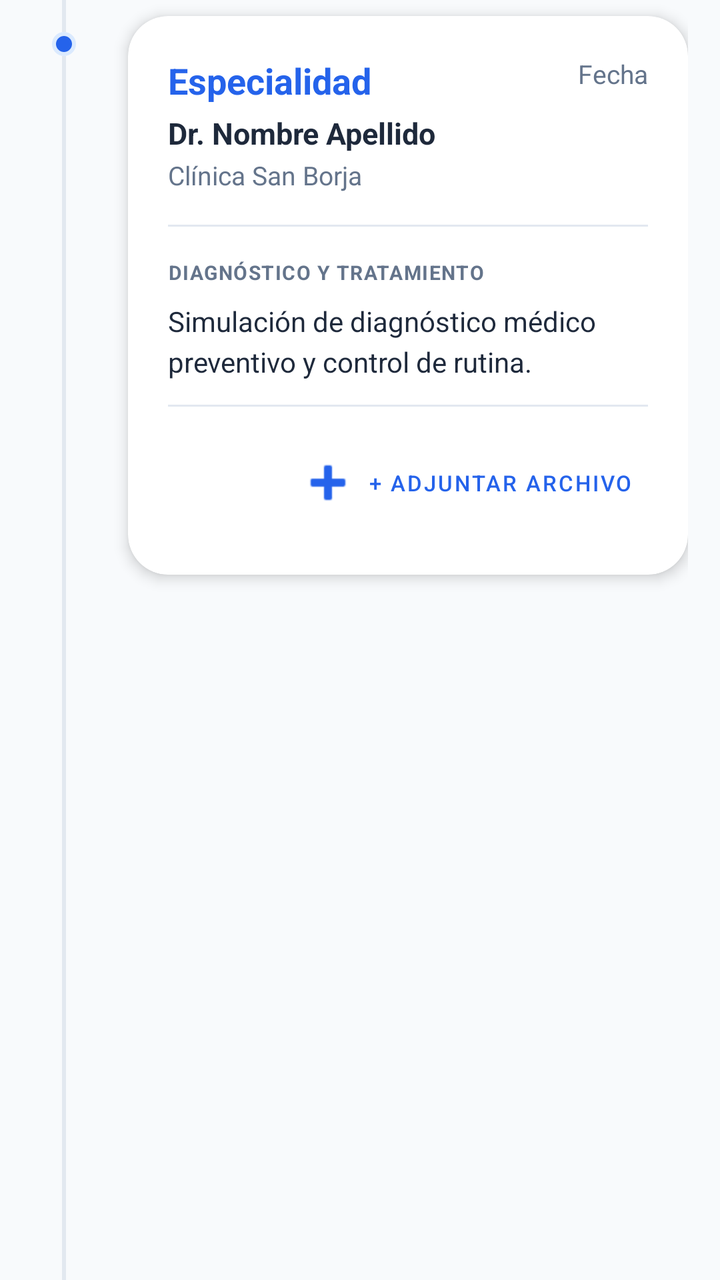
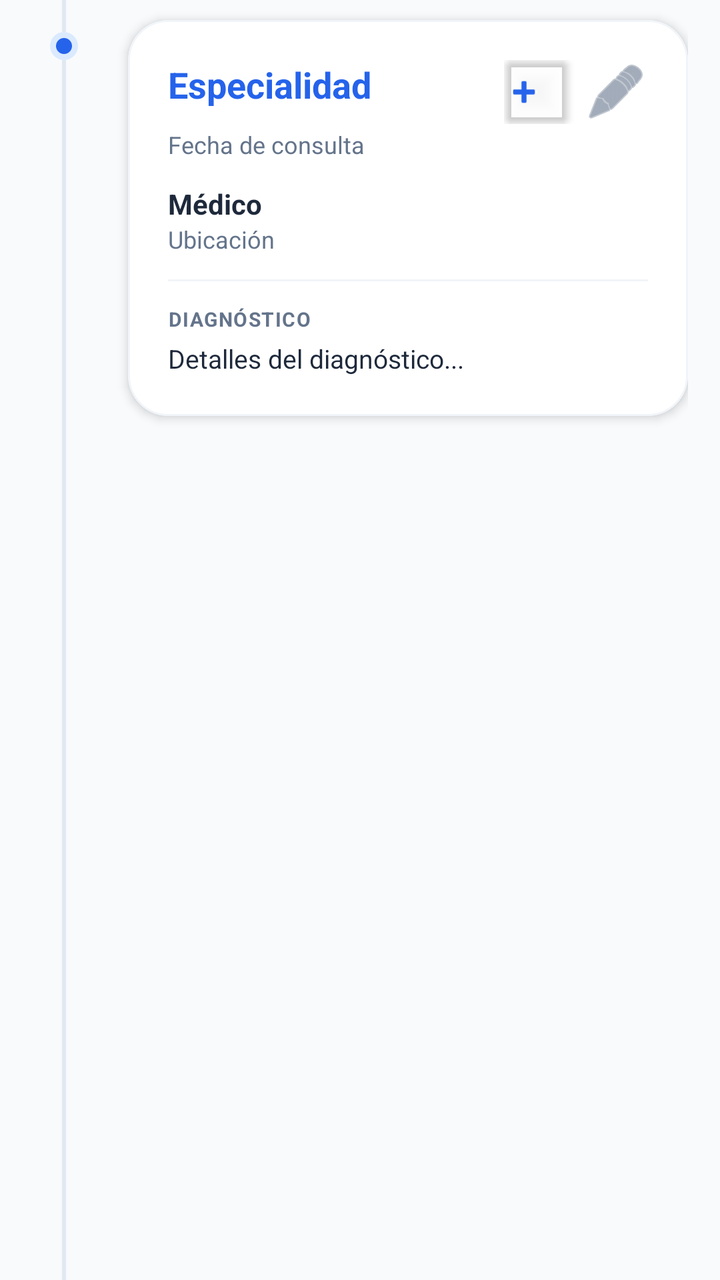

Two renders of the same Android screen: before a commit and after it. Below are the layout's source before the change and the commit's diff.
<!-- AndroidManifest.xml: application theme AppTheme -->
<!-- res/layout/item_historial.xml -->
<?xml version="1.0" encoding="utf-8"?>
<LinearLayout xmlns:android="http://schemas.android.com/apk/res/android"
    xmlns:app="http://schemas.android.com/apk/res-auto"
    android:layout_width="match_parent"
    android:layout_height="wrap_content"
    android:orientation="horizontal"
    android:paddingStart="16dp"
    android:paddingEnd="16dp">

    
    <LinearLayout
        android:layout_width="32dp"
        android:layout_height="match_parent"
        android:gravity="center_horizontal"
        android:orientation="vertical">

        <View
            android:id="@+id/timeline_top"
            android:layout_width="2dp"
            android:layout_height="16dp"
            android:background="@color/divider" />

        <View
            android:layout_width="12dp"
            android:layout_height="12dp"
            android:background="@drawable/timeline_dot" />

        <View
            android:id="@+id/timeline_bottom"
            android:layout_width="2dp"
            android:layout_height="match_parent"
            android:background="@color/divider" />
    </LinearLayout>

    
    <com.google.android.material.card.MaterialCardView
        style="@style/PremiumCard"
        android:layout_width="0dp"
        android:layout_height="wrap_content"
        android:layout_weight="1"
        android:layout_marginStart="16dp"
        android:layout_marginTop="8dp"
        android:layout_marginBottom="24dp"
        app:cardElevation="4dp">

        <LinearLayout
            android:layout_width="match_parent"
            android:layout_height="wrap_content"
            android:orientation="vertical"
            android:padding="20dp">

            
            <RelativeLayout
                android:layout_width="match_parent"
                android:layout_height="wrap_content">

                <TextView
                    android:id="@+id/tvHistSpecialty"
                    android:layout_width="wrap_content"
                    android:layout_height="wrap_content"
                    android:text="Especialidad"
                    android:textColor="@color/primary"
                    android:textSize="18sp"
                    android:textStyle="bold" />

                <TextView
                    android:id="@+id/tvHistDateTime"
                    android:layout_width="wrap_content"
                    android:layout_height="wrap_content"
                    android:layout_alignParentEnd="true"
                    android:text="Fecha"
                    android:textColor="@color/text_secondary"
                    android:textSize="13sp" />
            </RelativeLayout>

            <TextView
                android:id="@+id/tvHistDoctor"
                android:layout_width="wrap_content"
                android:layout_height="wrap_content"
                android:layout_marginTop="4dp"
                android:text="Dr. Nombre Apellido"
                android:textColor="@color/text_primary"
                android:textStyle="bold"
                android:textSize="15sp" />

            <TextView
                android:id="@+id/tvHistLocation"
                android:layout_width="wrap_content"
                android:layout_height="wrap_content"
                android:layout_marginTop="2dp"
                android:text="Clínica San Borja"
                android:textColor="@color/text_secondary"
                android:textSize="13sp" />

            
            <View
                android:layout_width="match_parent"
                android:layout_height="1dp"
                android:background="@color/divider"
                android:layout_marginVertical="16dp" />

            <TextView
                android:layout_width="wrap_content"
                android:layout_height="wrap_content"
                android:text="DIAGNÓSTICO Y TRATAMIENTO"
                android:textColor="@color/text_secondary"
                android:textSize="10sp"
                android:textStyle="bold"
                android:letterSpacing="0.05"
                android:layout_marginBottom="8dp"/>

            <TextView
                android:id="@+id/tvHistDiagnosis"
                android:layout_width="match_parent"
                android:layout_height="wrap_content"
                android:text="Simulación de diagnóstico médico preventivo y control de rutina."
                android:textColor="@color/text_primary"
                android:textSize="14sp"
                android:lineSpacingExtra="4dp" />

            
            <LinearLayout
                android:id="@+id/layoutDocHeader"
                android:layout_width="match_parent"
                android:layout_height="wrap_content"
                android:orientation="vertical"
                android:visibility="gone">

                <View
                    android:layout_width="match_parent"
                    android:layout_height="1dp"
                    android:background="@color/divider"
                    android:layout_marginVertical="16dp" />

                <TextView
                    android:id="@+id/tvDocTitle"
                    android:layout_width="wrap_content"
                    android:layout_height="wrap_content"
                    android:text="DOCUMENTOS ADJUNTOS"
                    android:textColor="@color/primary"
                    android:textSize="10sp"
                    android:textStyle="bold"
                    android:layout_marginBottom="12dp" />

                <LinearLayout
                    android:id="@+id/layoutRelatedDocs"
                    android:layout_width="match_parent"
                    android:layout_height="wrap_content"
                    android:orientation="vertical" />
            </LinearLayout>

            <View
                android:layout_width="match_parent"
                android:layout_height="1dp"
                android:background="@color/divider"
                android:layout_marginVertical="12dp" />

            <com.google.android.material.button.MaterialButton
                android:id="@+id/btnAttachDoc"
                style="@style/Widget.MaterialComponents.Button.TextButton"
                android:layout_width="wrap_content"
                android:layout_height="wrap_content"
                android:layout_gravity="end"
                android:text="+ ADJUNTAR ARCHIVO"
                android:textColor="@color/primary"
                android:textSize="11sp"
                app:icon="@android:drawable/ic_input_add" />

        </LinearLayout>
    </com.google.android.material.card.MaterialCardView>

</LinearLayout>
<!-- resources referenced by this layout -->
<resources>
  <color name="divider">#E2E8F0</color>
  <color name="primary">#2563EB</color>
  <color name="text_primary">#1E293B</color>
  <color name="text_secondary">#64748B</color>
  <!-- drawable timeline_dot (drawable) -->
  <?xml version="1.0" encoding="utf-8"?>
  <shape xmlns:android="http://schemas.android.com/apk/res/android"
      android:shape="oval">
      <solid android:color="@color/primary" />
      <stroke android:width="2dp" android:color="@color/primary_light" />
      <size android:width="12dp" android:height="12dp" />
  </shape>
  <style name="PremiumCard" parent="Widget.MaterialComponents.CardView">
          <item name="cardCornerRadius">20dp</item>
          <item name="cardElevation">4dp</item>
          <item name="android:layout_marginBottom">16dp</item>
          <item name="cardBackgroundColor">@color/card_background</item>
      </style>
  <style name="AppTheme" parent="Theme.MaterialComponents.Light.NoActionBar">
          <item name="colorPrimary">@color/primary</item>
          <item name="colorPrimaryDark">@color/primary_dark</item>
          <item name="colorAccent">@color/accent</item>
          <item name="android:windowBackground">@color/background</item>
          <item name="bottomNavigationStyle">@style/CustomBottomNavigation</item>
      </style>
  <color name="primary_light">#DBEAFE</color>
  <color name="card_background">#FFFFFF</color>
  <color name="primary_dark">#1E40AF</color>
  <color name="accent">#10B981</color>
  <color name="background">#F8FAFC</color>
  <style name="CustomBottomNavigation" parent="Widget.MaterialComponents.BottomNavigationView">
          <item name="labelVisibilityMode">labeled</item>
          <item name="itemIconSize">22dp</item>
          <item name="itemRippleColor">@color/primary_light</item>
          <item name="backgroundTint">@color/white</item>
          <item name="itemIconTint">@color/selector_nav_color</item>
          <item name="itemTextColor">@color/selector_nav_color</item>
          <item name="android:paddingTop">0dp</item>
          <item name="android:paddingBottom">0dp</item>
      </style>
  <color name="white">#FFFFFF</color>
</resources>

<!-- the commit's change to res/layout/item_historial.xml (unified diff, before → after) -->
@@ -13,18 +13,15 @@
         android:layout_height="match_parent"
         android:gravity="center_horizontal"
         android:orientation="vertical">
-
         <View
             android:id="@+id/timeline_top"
             android:layout_width="2dp"
             android:layout_height="16dp"
             android:background="@color/divider" />
-
         <View
-            android:layout_width="12dp"
-            android:layout_height="12dp"
+            android:layout_width="14dp"
+            android:layout_height="14dp"
             android:background="@drawable/timeline_dot" />
-
         <View
             android:id="@+id/timeline_bottom"
             android:layout_width="2dp"
@@ -34,14 +31,17 @@
 
     
     <com.google.android.material.card.MaterialCardView
-        style="@style/PremiumCard"
         android:layout_width="0dp"
         android:layout_height="wrap_content"
         android:layout_weight="1"
         android:layout_marginStart="16dp"
-        android:layout_marginTop="8dp"
-        android:layout_marginBottom="24dp"
-        app:cardElevation="4dp">
+        android:layout_marginTop="10dp"
+        android:layout_marginBottom="26dp"
+        app:cardCornerRadius="20dp"
+        app:cardElevation="3dp"
+        app:cardBackgroundColor="@color/white"
+        app:strokeColor="#F1F5F9"
+        app:strokeWidth="1dp">
 
         <LinearLayout
             android:layout_width="match_parent"
@@ -52,7 +52,8 @@
             
             <RelativeLayout
                 android:layout_width="match_parent"
-                android:layout_height="wrap_content">
+                android:layout_height="wrap_content"
+                android:gravity="center_vertical">
 
                 <TextView
                     android:id="@+id/tvHistSpecialty"
@@ -61,62 +62,106 @@
                     android:text="Especialidad"
                     android:textColor="@color/primary"
                     android:textSize="18sp"
-                    android:textStyle="bold" />
+                    android:textStyle="bold"
+                    android:layout_alignParentStart="true"
+                    android:layout_toStartOf="@id/layoutActions" />
 
-                <TextView
-                    android:id="@+id/tvHistDateTime"
+                <LinearLayout
+                    android:id="@+id/layoutActions"
                     android:layout_width="wrap_content"
                     android:layout_height="wrap_content"
                     android:layout_alignParentEnd="true"
-                    android:text="Fecha"
-                    android:textColor="@color/text_secondary"
-                    android:textSize="13sp" />
+                    android:gravity="center_vertical"
+                    android:orientation="horizontal">
+
+                    <com.google.android.material.button.MaterialButton
+                        android:id="@+id/btnAttachDoc"
+                        style="@style/Widget.MaterialComponents.Button.Icon"
+                        android:layout_width="32dp"
+                        android:layout_height="32dp"
+                        android:layout_marginEnd="8dp"
+                        android:padding="0dp"
+                        android:insetLeft="0dp"
+                        android:insetTop="0dp"
+                        android:insetRight="0dp"
+                        android:insetBottom="0dp"
+                        app:icon="@android:drawable/ic_input_add"
+                        app:iconSize="20dp"
+                        app:iconTint="@color/primary"
+                        app:backgroundTint="@android:color/transparent"
+                        app:elevation="0dp" />
+
+                    <ImageButton
+                        android:id="@+id/btnHistMenu"
+                        android:layout_width="32dp"
+                        android:layout_height="32dp"
+                        android:background="?attr/selectableItemBackgroundBorderless"
+                        android:src="@android:drawable/ic_menu_edit"
+                        app:tint="@color/text_secondary" />
+                </LinearLayout>
             </RelativeLayout>
+
+            <TextView
+                android:id="@+id/tvHistDateTime"
+                android:layout_width="wrap_content"
+                android:layout_height="wrap_content"
+                android:layout_marginTop="2dp"
+                android:text="Fecha de consulta"
+                android:textColor="@color/text_secondary"
+                android:textSize="12sp" />
+
+            <TextView
+                android:id="@+id/tvHistStatus"
+                android:layout_width="wrap_content"
+                android:layout_height="wrap_content"
+                android:layout_marginTop="4dp"
+                android:text="PENDIENTE"
+                android:textColor="@color/sos_red"
+                android:textSize="10sp"
+                android:textStyle="bold"
+                android:visibility="gone" />
 
             <TextView
                 android:id="@+id/tvHistDoctor"
                 android:layout_width="wrap_content"
                 android:layout_height="wrap_content"
-                android:layout_marginTop="4dp"
-                android:text="Dr. Nombre Apellido"
+                android:layout_marginTop="12dp"
+                android:text="Médico"
                 android:textColor="@color/text_primary"
                 android:textStyle="bold"
-                android:textSize="15sp" />
+                android:textSize="14sp" />
 
             <TextView
                 android:id="@+id/tvHistLocation"
                 android:layout_width="wrap_content"
                 android:layout_height="wrap_content"
-                android:layout_marginTop="2dp"
-                android:text="Clínica San Borja"
+                android:text="Ubicación"
                 android:textColor="@color/text_secondary"
-                android:textSize="13sp" />
+                android:textSize="12sp" />
 
-            
             <View
                 android:layout_width="match_parent"
                 android:layout_height="1dp"
-                android:background="@color/divider"
-                android:layout_marginVertical="16dp" />
+                android:background="#F1F5F9"
+                android:layout_marginVertical="12dp" />
 
             <TextView
                 android:layout_width="wrap_content"
                 android:layout_height="wrap_content"
-                android:text="DIAGNÓSTICO Y TRATAMIENTO"
+                android:text="DIAGNÓSTICO"
                 android:textColor="@color/text_secondary"
                 android:textSize="10sp"
                 android:textStyle="bold"
-                android:letterSpacing="0.05"
-                android:layout_marginBottom="8dp"/>
+                android:letterSpacing="0.05" />
 
             <TextView
                 android:id="@+id/tvHistDiagnosis"
                 android:layout_width="match_parent"
                 android:layout_height="wrap_content"
-                android:text="Simulación de diagnóstico médico preventivo y control de rutina."
+                android:layout_marginTop="4dp"
+                android:text="Detalles del diagnóstico..."
                 android:textColor="@color/text_primary"
-                android:textSize="14sp"
-                android:lineSpacingExtra="4dp" />
+                android:textSize="13sp" />
 
             
             <LinearLayout
@@ -129,18 +174,17 @@
                 <View
                     android:layout_width="match_parent"
                     android:layout_height="1dp"
-                    android:background="@color/divider"
-                    android:layout_marginVertical="16dp" />
+                    android:background="#F1F5F9"
+                    android:layout_marginVertical="12dp" />
 
                 <TextView
-                    android:id="@+id/tvDocTitle"
                     android:layout_width="wrap_content"
                     android:layout_height="wrap_content"
-                    android:text="DOCUMENTOS ADJUNTOS"
+                    android:text="ARCHIVOS ADJUNTOS"
                     android:textColor="@color/primary"
                     android:textSize="10sp"
                     android:textStyle="bold"
-                    android:layout_marginBottom="12dp" />
+                    android:layout_marginBottom="8dp" />
 
                 <LinearLayout
                     android:id="@+id/layoutRelatedDocs"
@@ -149,23 +193,6 @@
                     android:orientation="vertical" />
             </LinearLayout>
 
-            <View
-                android:layout_width="match_parent"
-                android:layout_height="1dp"
-                android:background="@color/divider"
-                android:layout_marginVertical="12dp" />
-
-            <com.google.android.material.button.MaterialButton
-                android:id="@+id/btnAttachDoc"
-                style="@style/Widget.MaterialComponents.Button.TextButton"
-                android:layout_width="wrap_content"
-                android:layout_height="wrap_content"
-                android:layout_gravity="end"
-                android:text="+ ADJUNTAR ARCHIVO"
-                android:textColor="@color/primary"
-                android:textSize="11sp"
-                app:icon="@android:drawable/ic_input_add" />
-
         </LinearLayout>
     </com.google.android.material.card.MaterialCardView>
 
<!-- resource entries referenced after the edit -->
@@ -2,6 +2,7 @@
 <resources>
   <color name="divider">#E2E8F0</color>
   <color name="primary">#2563EB</color>
+  <color name="sos_red">#EF4444</color>
   <color name="text_primary">#1E293B</color>
   <color name="text_secondary">#64748B</color>
   <!-- drawable timeline_dot (drawable) -->
@@ -9,15 +10,9 @@
   <shape xmlns:android="http://schemas.android.com/apk/res/android"
       android:shape="oval">
       <solid android:color="@color/primary" />
-      <stroke android:width="2dp" android:color="@color/primary_light" />
-      <size android:width="12dp" android:height="12dp" />
+      <size android:width="14dp" android:height="14dp" />
+      <stroke android:width="3dp" android:color="@color/primary_light" />
   </shape>
-  <style name="PremiumCard" parent="Widget.MaterialComponents.CardView">
-          <item name="cardCornerRadius">20dp</item>
-          <item name="cardElevation">4dp</item>
-          <item name="android:layout_marginBottom">16dp</item>
-          <item name="cardBackgroundColor">@color/card_background</item>
-      </style>
   <style name="AppTheme" parent="Theme.MaterialComponents.Light.NoActionBar">
           <item name="colorPrimary">@color/primary</item>
           <item name="colorPrimaryDark">@color/primary_dark</item>
@@ -26,7 +21,6 @@
           <item name="bottomNavigationStyle">@style/CustomBottomNavigation</item>
       </style>
   <color name="primary_light">#DBEAFE</color>
-  <color name="card_background">#FFFFFF</color>
   <color name="primary_dark">#1E40AF</color>
   <color name="accent">#10B981</color>
   <color name="background">#F8FAFC</color>
